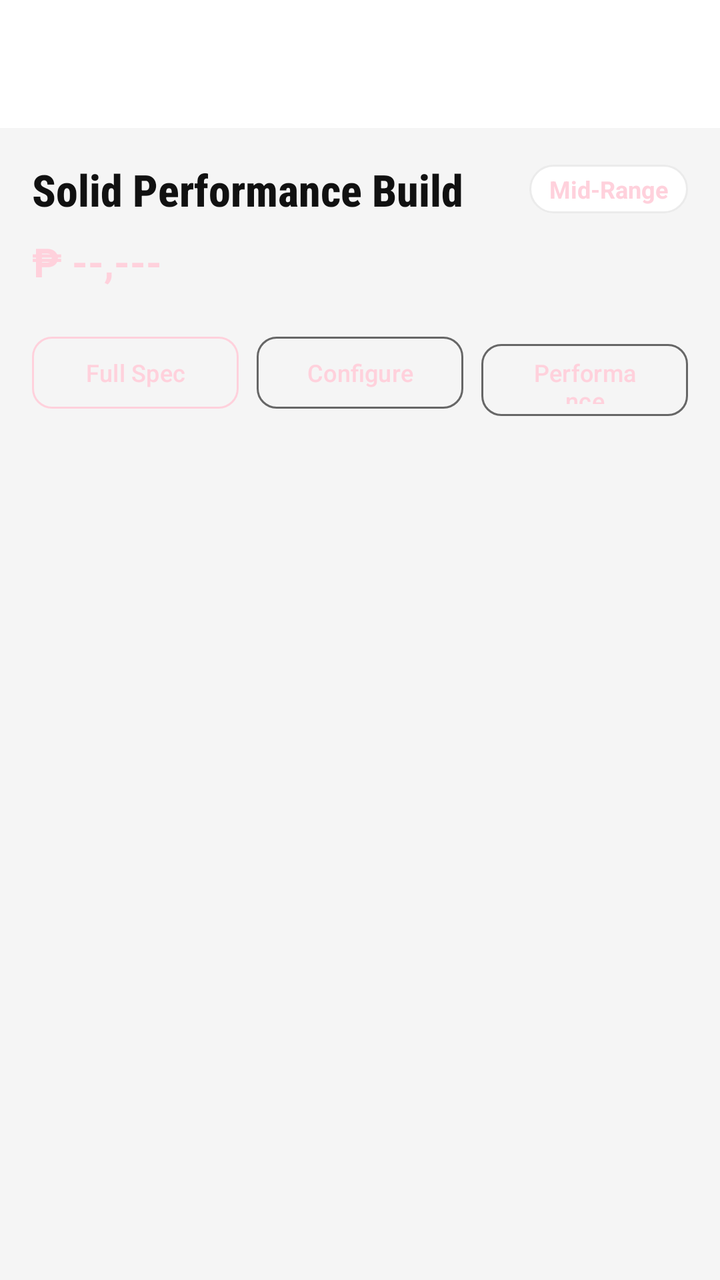
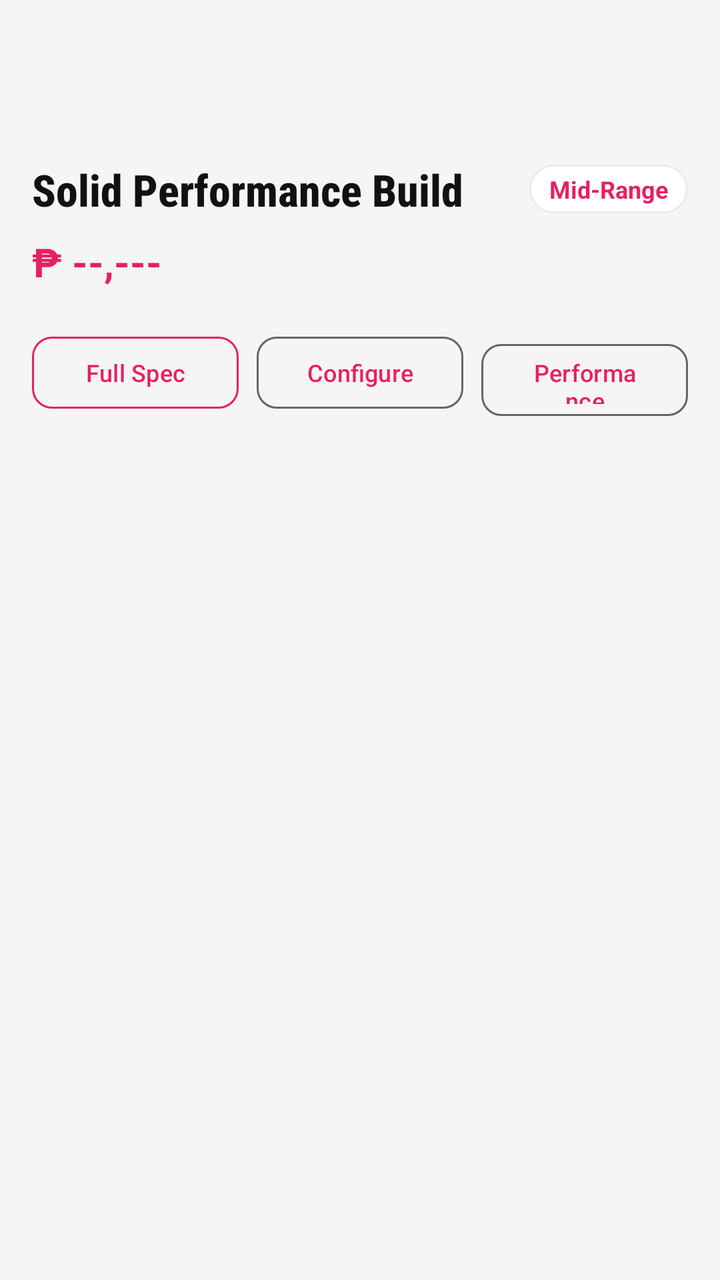

Two renders of the same Android screen: before a commit and after it. Below are the layout's source before the change and the commit's diff.
<!-- AndroidManifest.xml: application theme Theme.RigBuilder -->
<!-- res/layout/fragment_prebuilt_detail.xml -->
<?xml version="1.0" encoding="utf-8"?>
<LinearLayout xmlns:android="http://schemas.android.com/apk/res/android"
    xmlns:app="http://schemas.android.com/apk/res-auto"
    android:layout_width="match_parent"
    android:layout_height="match_parent"
    android:background="@color/rig_black"
    android:orientation="vertical"
    android:fitsSystemWindows="true">

    
    <com.google.android.material.appbar.MaterialToolbar
        android:id="@+id/toolbar"
        android:layout_width="match_parent"
        android:layout_height="?attr/actionBarSize"
        android:background="@color/rig_surface"
        app:navigationIconTint="@color/rig_white"
        app:titleTextColor="@color/rig_white" />

    
    <androidx.core.widget.NestedScrollView
        android:layout_width="match_parent"
        android:layout_height="0dp"
        android:layout_weight="1"
        android:clipToPadding="false"
        android:paddingBottom="32dp">

        <LinearLayout
            android:layout_width="match_parent"
            android:layout_height="wrap_content"
            android:orientation="vertical"
            android:padding="16dp">

            
            <LinearLayout
                android:layout_width="match_parent"
                android:layout_height="wrap_content"
                android:orientation="horizontal"
                android:gravity="center_vertical"
                android:layout_marginBottom="8dp">

                <TextView
                    android:id="@+id/detail_pc_name"
                    android:layout_width="0dp"
                    android:layout_height="wrap_content"
                    android:layout_weight="1"
                    android:text="Solid Performance Build"
                    android:textColor="@color/rig_white"
                    android:textSize="22sp"
                    android:textStyle="bold"
                    android:fontFamily="sans-serif-condensed-medium" />

                <TextView
                    android:id="@+id/detail_tier_badge"
                    android:layout_width="wrap_content"
                    android:layout_height="wrap_content"
                    android:background="@drawable/home_card_bg"
                    android:paddingHorizontal="10dp"
                    android:paddingVertical="4dp"
                    android:text="Mid-Range"
                    android:textColor="@color/rig_red"
                    android:textSize="12sp"
                    android:textStyle="bold" />

            </LinearLayout>

            
            <TextView
                android:id="@+id/detail_price"
                android:layout_width="wrap_content"
                android:layout_height="wrap_content"
                android:layout_marginBottom="20dp"
                android:text="₱ --,---"
                android:textColor="@color/rig_red"
                android:textSize="20sp"
                android:textStyle="bold" />

            
            <LinearLayout
                android:layout_width="match_parent"
                android:layout_height="wrap_content"
                android:orientation="horizontal"
                android:layout_marginBottom="20dp">

                
                <com.google.android.material.button.MaterialButton
                    android:id="@+id/btn_full_spec"
                    style="@style/Widget.Material3.Button.OutlinedButton"
                    android:layout_width="0dp"
                    android:layout_height="44dp"
                    android:layout_weight="1"
                    android:layout_marginEnd="6dp"
                    android:text="Full Spec"
                    android:textSize="12sp"
                    app:strokeColor="@color/rig_red"
                    app:cornerRadius="10dp" />

                
                <com.google.android.material.button.MaterialButton
                    android:id="@+id/btn_configure"
                    style="@style/Widget.Material3.Button.OutlinedButton"
                    android:layout_width="0dp"
                    android:layout_height="44dp"
                    android:layout_weight="1"
                    android:layout_marginHorizontal="3dp"
                    android:text="Configure"
                    android:textSize="12sp"
                    app:strokeColor="@color/rig_gray"
                    app:cornerRadius="10dp" />

                
                <com.google.android.material.button.MaterialButton
                    android:id="@+id/btn_check_performance"
                    style="@style/Widget.Material3.Button.OutlinedButton"
                    android:layout_width="0dp"
                    android:layout_height="44dp"
                    android:layout_weight="1"
                    android:layout_marginStart="6dp"
                    android:text="Performance"
                    android:textSize="12sp"
                    app:strokeColor="@color/rig_gray"
                    app:cornerRadius="10dp" />

            </LinearLayout>

            
            <LinearLayout
                android:id="@+id/full_spec_panel"
                android:layout_width="match_parent"
                android:layout_height="wrap_content"
                android:orientation="vertical"
                android:visibility="gone"
                android:background="@color/rig_surface"
                android:padding="16dp">

                
                <LinearLayout
                    android:id="@+id/spec_rows_container"
                    android:layout_width="match_parent"
                    android:layout_height="wrap_content"
                    android:orientation="vertical" />

            </LinearLayout>

        </LinearLayout>
    </androidx.core.widget.NestedScrollView>

</LinearLayout>
<!-- resources referenced by this layout -->
<resources>
  <color name="rig_black">#F5F5F5</color>
  <color name="rig_gray">#666666</color>
  <color name="rig_red">#FFD1DC</color>
  <color name="rig_surface">#FFFFFF</color>
  <color name="rig_white">#111111</color>
  <!-- drawable home_card_bg (drawable) -->
  <?xml version="1.0" encoding="utf-8"?>
  <shape xmlns:android="http://schemas.android.com/apk/res/android"
      android:shape="rectangle">
      <solid android:color="#FFFFFF" />
      <corners android:radius="16dp" />
      <stroke
          android:width="1dp"
          android:color="#EBEBEB" />
  </shape>
  <style name="Theme.RigBuilder" parent="Theme.Material3.DayNight.NoActionBar">
          
          <item name="colorPrimary">@color/rig_red</item>
          <item name="colorOnPrimary">@color/rig_white</item>
          <item name="colorPrimaryContainer">@color/rig_red_dark</item>
          <item name="colorOnPrimaryContainer">@color/rig_white</item>
  
          
          <item name="colorSecondary">@color/rig_red_light</item>
          <item name="colorOnSecondary">@color/rig_white</item>
          <item name="colorSecondaryContainer">@color/rig_surface_variant</item>
          <item name="colorOnSecondaryContainer">@color/rig_white</item>
  
          
          <item name="android:colorBackground">@color/rig_black</item>
          <item name="colorOnBackground">@color/rig_white</item>
          <item name="colorSurface">@color/rig_surface</item>
          <item name="colorOnSurface">@color/rig_white</item>
          <item name="colorSurfaceVariant">@color/rig_surface_variant</item>
          <item name="colorOnSurfaceVariant">@color/rig_gray</item>
  
          
          <item name="colorError">@color/error_red</item>
          <item name="colorOnError">@color/rig_white</item>
  
          
          <item name="colorOutline">@color/rig_gray_dark</item>
          <item name="colorOutlineVariant">@color/outline_variant</item>
  
          
          <item name="android:statusBarColor">@color/rig_black</item>
          <item name="android:navigationBarColor">@color/rig_black</item>
          <item name="android:windowLightStatusBar">true</item>
      </style>
  <color name="rig_red_dark">#E5BBC6</color>
  <color name="rig_red_light">#FFE5EC</color>
  <color name="rig_surface_variant">#EBEBEB</color>
  <color name="error_red">#E53935</color>
  <color name="rig_gray_dark">#444444</color>
  <color name="outline_variant">#DDDDDD</color>
</resources>

<!-- the commit's change to res/layout/fragment_prebuilt_detail.xml (unified diff, before → after) -->
@@ -12,7 +12,8 @@
         android:id="@+id/toolbar"
         android:layout_width="match_parent"
         android:layout_height="?attr/actionBarSize"
-        android:background="@color/rig_surface"
+        android:elevation="0dp"
+        android:background="@color/rig_black"
         app:navigationIconTint="@color/rig_white"
         app:titleTextColor="@color/rig_white" />
 
@@ -123,6 +124,17 @@
             </LinearLayout>
 
             
+            <TextView
+                android:id="@+id/detail_description"
+                android:layout_width="match_parent"
+                android:layout_height="wrap_content"
+                android:layout_marginBottom="20dp"
+                android:text=""
+                android:textColor="@color/rig_gray"
+                android:textSize="14sp"
+                android:lineSpacingExtra="4dp" />
+
+            
             <LinearLayout
                 android:id="@+id/full_spec_panel"
                 android:layout_width="match_parent"
<!-- resource entries referenced after the edit -->
@@ -2,7 +2,7 @@
 <resources>
   <color name="rig_black">#F5F5F5</color>
   <color name="rig_gray">#666666</color>
-  <color name="rig_red">#FFD1DC</color>
+  <color name="rig_red">#E91E63</color>
   <color name="rig_surface">#FFFFFF</color>
   <color name="rig_white">#111111</color>
   <!-- drawable home_card_bg (drawable) -->
@@ -31,7 +31,7 @@
           
           <item name="android:colorBackground">@color/rig_black</item>
           <item name="colorOnBackground">@color/rig_white</item>
-          <item name="colorSurface">@color/rig_surface</item>
+          <item name="colorSurface">@color/rig_black</item>
           <item name="colorOnSurface">@color/rig_white</item>
           <item name="colorSurfaceVariant">@color/rig_surface_variant</item>
           <item name="colorOnSurfaceVariant">@color/rig_gray</item>
@@ -49,8 +49,8 @@
           <item name="android:navigationBarColor">@color/rig_black</item>
           <item name="android:windowLightStatusBar">true</item>
       </style>
-  <color name="rig_red_dark">#E5BBC6</color>
-  <color name="rig_red_light">#FFE5EC</color>
+  <color name="rig_red_dark">#C2185B</color>
+  <color name="rig_red_light">#F48FB1</color>
   <color name="rig_surface_variant">#EBEBEB</color>
   <color name="error_red">#E53935</color>
   <color name="rig_gray_dark">#444444</color>
